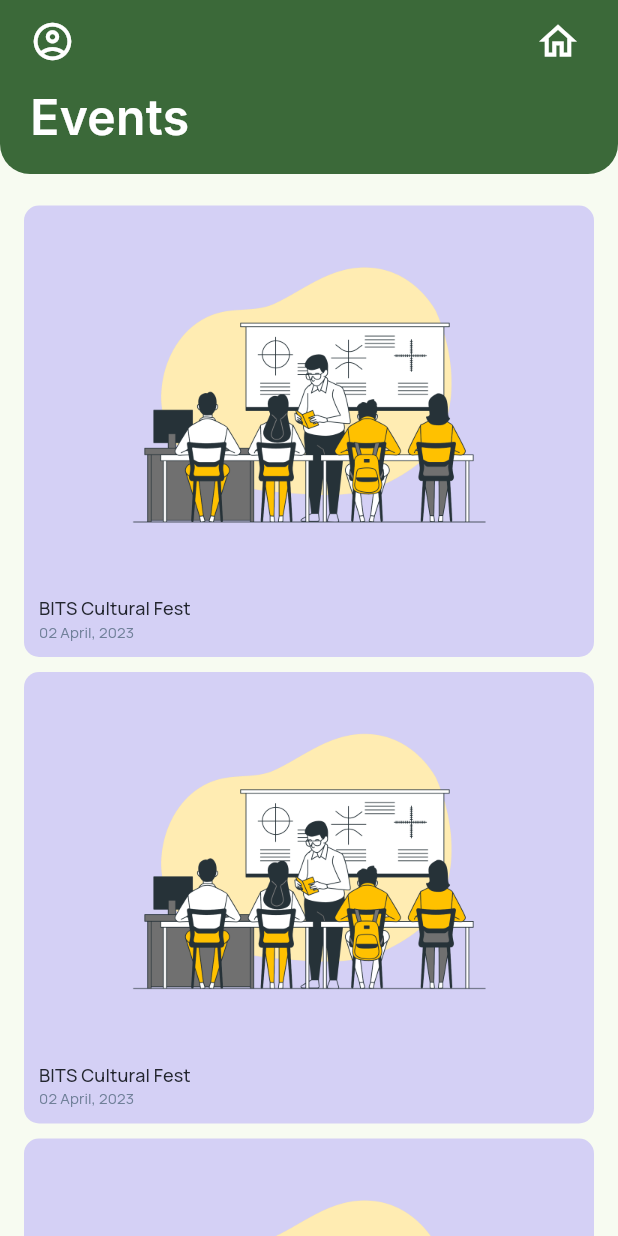
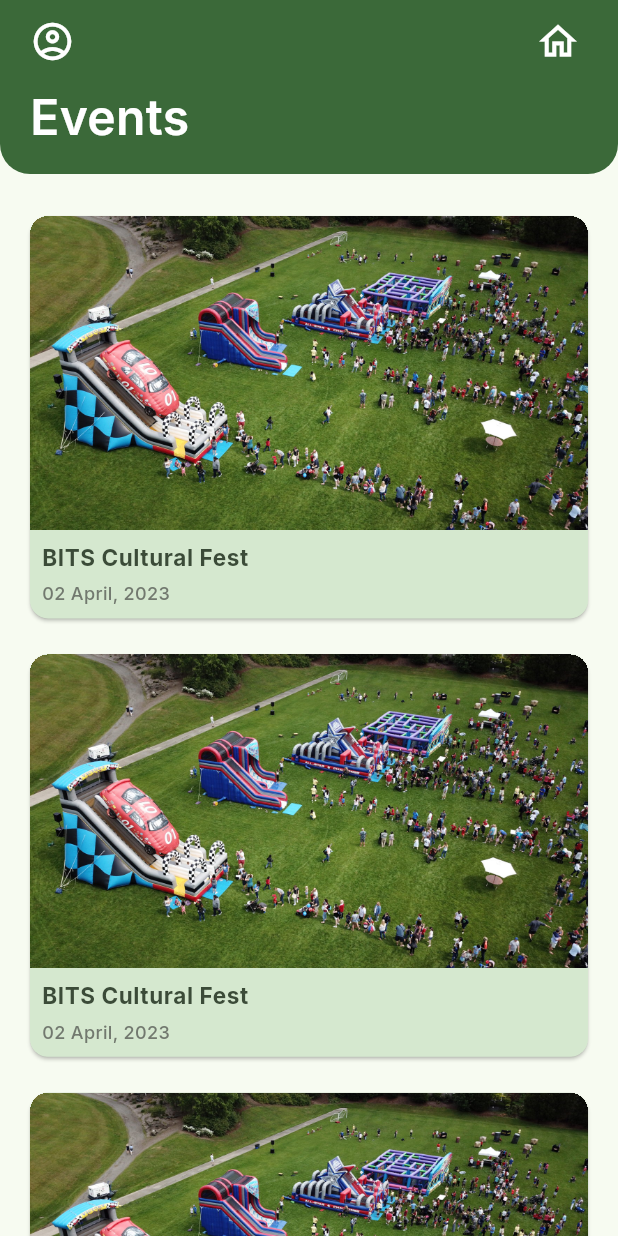
Before and after one commit to Meghashyam1218/BEAM, a Flutter app: the EventsClg screen opened by its route, on a phone screen of 412 x 824 dp. Run offline on Flutter 3.47's test engine with Material 2 defaults, Android fonts, the phone set to English and light mode, and no system bars; our stand-ins replace go_router, google_fonts.

Commit message:
events and notifications colors

```diff
--- a/lib/screens/events/events.dart
+++ b/lib/screens/events/events.dart
@@ -1,6 +1,8 @@
+import 'package:beam/color_schemes.g.dart';
 import 'package:beam/components/appbar.dart';
 import 'package:flutter/material.dart';
 import 'package:google_fonts/google_fonts.dart';
+
 
 class EventsClg extends StatefulWidget {
   const EventsClg({super.key});
@@ -23,6 +25,7 @@ class _EventsClgState extends State<EventsClg> {
                 child: ListView(
                   children: [
                     for (var i = 0; i < 10; i++) const Event(),
+
                   ],
                 ),
               ),
@@ -41,44 +44,43 @@ class Event extends StatelessWidget {
 
   @override
   Widget build(BuildContext context) {
-    return Container(
-      margin: const EdgeInsets.symmetric(vertical: 5),
-      decoration: BoxDecoration(
-        borderRadius: BorderRadius.circular(10),
-        color: const Color.fromARGB(71, 123, 97, 255),
-      ),
-      child: ElevatedButton(
-        onPressed: () {},
-        style: const ButtonStyle(
-          shadowColor: MaterialStatePropertyAll(Colors.transparent),
-          overlayColor: MaterialStatePropertyAll(Colors.transparent),
-          backgroundColor: MaterialStatePropertyAll(
-            Color.fromARGB(0, 123, 97, 255),
-          ),
-          surfaceTintColor: MaterialStatePropertyAll(Colors.transparent),
-          padding: MaterialStatePropertyAll(
-              EdgeInsets.symmetric(horizontal: 10, vertical: 10)),
-        ),
+    return Padding(
+      padding: const EdgeInsets.symmetric(vertical: 8),
+      child: Card(
+        clipBehavior: Clip.hardEdge,
+        color: lightColorScheme.secondaryContainer,
         child: Column(
           crossAxisAlignment: CrossAxisAlignment.start,
           children: [
             const EventImg(),
-            Text(
-              "BITS Cultural Fest",
-              style: GoogleFonts.manrope(
-                  fontSize: 12,
-                  fontWeight: FontWeight.w500,
-                  color: const Color(0xff23262f)),
-            ),
-            Text(
-              "02 April, 2023",
-              style: GoogleFonts.manrope(
-                  fontSize: 10,
-                  fontWeight: FontWeight.w400,
-                  color: const Color(0xff708099)),
+            Container(
+              padding: const EdgeInsets.all(8),
+              child: Column(
+                mainAxisAlignment: MainAxisAlignment.start,
+                crossAxisAlignment: CrossAxisAlignment.start,
+                children: [
+                  Text(
+                    "BITS Cultural Fest",
+                    style: GoogleFonts.inter(
+                        fontSize: 15,
+                        letterSpacing: 0.4,
+                        fontWeight: FontWeight.w700,
+                        color: lightColorScheme.onSecondaryContainer),
+                  ),
+                  const SizedBox(height: 5),
+                  Text(
+                    "02 April, 2023",
+                    style: GoogleFonts.inter(
+                        fontSize: 12,
+                        fontWeight: FontWeight.w500,
+                        color: lightColorScheme.outline),
+                  )
+                ],
+              ),
             )
           ],
         ),
+
       ),
     );
   }
@@ -91,11 +93,11 @@ class EventImg extends StatelessWidget {
 
   @override
   Widget build(BuildContext context) {
-    return const Center(
-      child: Image(
-        image: AssetImage('assets/login(1).png'),
-        height: 250,
-      ),
+    return const Image(
+      fit: BoxFit.contain,
+      image: AssetImage('assets/event.jpg'),
+
+
     );
   }
 }
--- a/lib/screens/notifications/notifications.dart
+++ b/lib/screens/notifications/notifications.dart
@@ -1,6 +1,8 @@
+import 'package:beam/color_schemes.g.dart';
 import 'package:beam/components/appbar.dart';
 import 'package:flutter/material.dart';
 import 'package:google_fonts/google_fonts.dart';
+
 
 class Notifications extends StatefulWidget {
   const Notifications({super.key});
@@ -45,13 +47,14 @@ class Notification extends StatelessWidget {
       margin: const EdgeInsets.symmetric(vertical: 5),
       decoration: BoxDecoration(
         borderRadius: BorderRadius.circular(10),
-        color: const Color.fromARGB(71, 123, 97, 255),
+        color: lightColorScheme.secondaryContainer,
       ),
       child: ElevatedButton(
         onPressed: () {},
         style: const ButtonStyle(
           shadowColor: MaterialStatePropertyAll(Colors.transparent),
           overlayColor: MaterialStatePropertyAll(Colors.transparent),
+          surfaceTintColor: MaterialStatePropertyAll(Colors.transparent),
           backgroundColor:
               MaterialStatePropertyAll(Color.fromARGB(0, 123, 97, 255)),
           padding: MaterialStatePropertyAll(
@@ -63,16 +66,18 @@ class Notification extends StatelessWidget {
             Text(
               "JNTUK B.Tech 4-1 Sem (R20) Regular Question Papers Aug/Sept 2021",
               style: GoogleFonts.manrope(
-                  fontSize: 12,
+                  fontSize: 15,
                   fontWeight: FontWeight.w500,
-                  color: const Color(0xff23262f)),
+                  color: lightColorScheme.onSecondaryContainer),
             ),
+            const SizedBox(height: 5),
             Text(
               "02 April, 2021",
               style: GoogleFonts.manrope(
-                  fontSize: 10,
-                  fontWeight: FontWeight.w400,
-                  color: const Color(0xff708099)),
+                  fontSize: 12,
+                  letterSpacing: 0.5,
+                  fontWeight: FontWeight.w600,
+                  color: lightColorScheme.outline),
             )
           ],
         ),
--- a/pubspec.yaml
+++ b/pubspec.yaml
@@ -40,6 +40,7 @@ dependencies:
   cupertino_icons: ^1.0.2
   google_fonts: ^3.0.1
   go_router: ^6.0.1
+  flutter_riverpod: ^2.2.0
 
 dev_dependencies:
   flutter_test:
```
Also changed, not shown: assets/event.jpg (added), pubspec.lock.
